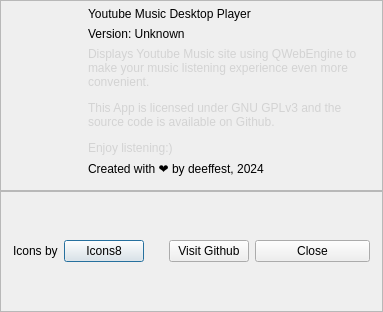
deeffest/Youtube-Music-Desktop-Player, file core/ui/about_dialog.ui: the form before one commit.
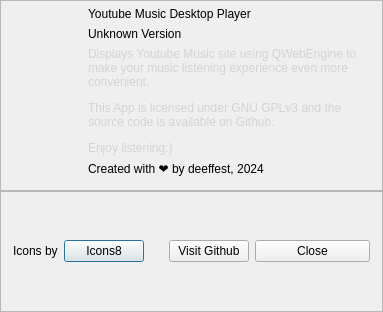
The form after the commit. Icons and pictures are not drawn. Custom widgets are drawn as their Qt base class.

Patch:
```diff
--- a/core/ui/about_dialog.ui
+++ b/core/ui/about_dialog.ui
@@ -115,7 +115,10 @@
         <item>
          <widget class="BodyLabel" name="BodyLabel_2">
           <property name="text">
-           <string>Version: Unknown</string>
+           <string>Unknown Version</string>
+          </property>
+          <property name="textInteractionFlags">
+           <set>Qt::LinksAccessibleByMouse</set>
           </property>
          </widget>
         </item>
```
Left out of the diff: 7 changed lines with no effect on the pictures.
